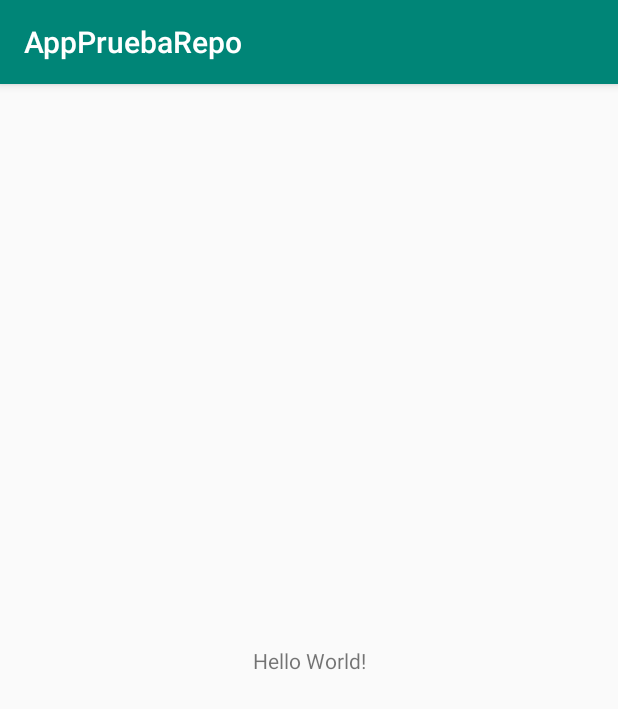
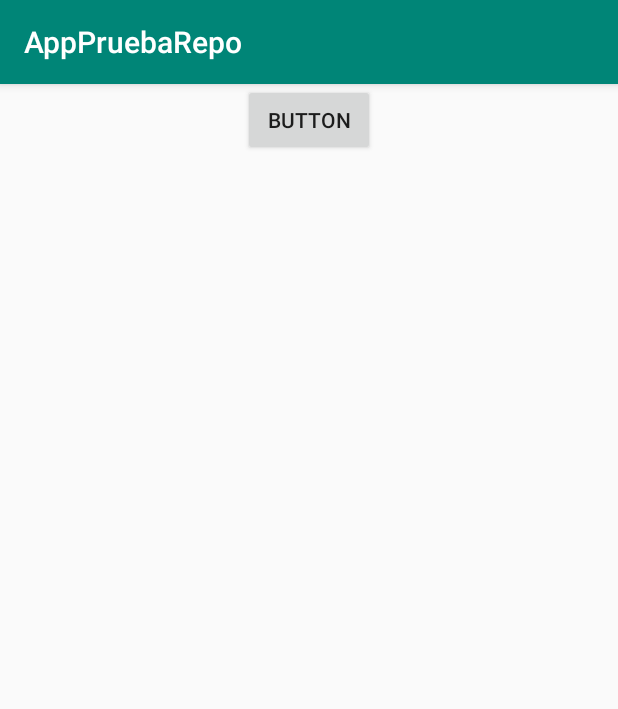
Before and after one commit to DavidArgote/PruebaRepo, an Android app: the screen it shows after launch (MainActivity), on a phone screen of 412 x 824 dp. Shown: the top 709 px of the screen. Run offline under Robolectric (Android 15) with nearby library versions, the phone set to English and light mode, and no system bars.

```diff
--- a/app/src/main/java/com/davidargote/apppruebarepo/controller/MainActivity.java
+++ b/app/src/main/java/com/davidargote/apppruebarepo/controller/MainActivity.java
@@ -3,14 +3,44 @@ package com.davidargote.apppruebarepo.controller;
 import androidx.appcompat.app.AppCompatActivity;
 
 import android.os.Bundle;
+import android.view.View;
+import android.widget.Button;
+import android.widget.Toast;
 
 import com.davidargote.apppruebarepo.R;
 
-public class MainActivity extends AppCompatActivity {
+public class MainActivity extends AppCompatActivity implements View.OnClickListener {
+
+    private Button btnDavid;
 
     @Override
     protected void onCreate(Bundle savedInstanceState) {
         super.onCreate(savedInstanceState);
         setContentView(R.layout.activity_main);
+
+        initViews();
+
+    }
+
+    private void initViews() {
+
+        btnDavid = findViewById(R.id.btnDavid);
+        btnDavid.setOnClickListener(this);
+
+    }
+
+
+    @Override
+    public void onClick(View v) {
+
+        switch (v.getId()){
+
+            case R.id.btnDavid:
+                Toast.makeText(this, "Boton David", Toast.LENGTH_SHORT).show();
+                break;
+
+        }
+
+
     }
 }
--- a/app/src/main/res/layout/activity_main.xml
+++ b/app/src/main/res/layout/activity_main.xml
@@ -6,13 +6,12 @@
     android:layout_height="match_parent"
     tools:context=".controller.MainActivity">
 
-    <TextView
+    <Button
+        android:id="@+id/btnDavid"
         android:layout_width="wrap_content"
         android:layout_height="wrap_content"
-        android:text="Hello World!"
-        app:layout_constraintBottom_toBottomOf="parent"
-        app:layout_constraintLeft_toLeftOf="parent"
-        app:layout_constraintRight_toRightOf="parent"
+        android:text="Button"
+        app:layout_constraintEnd_toEndOf="parent"
+        app:layout_constraintStart_toStartOf="parent"
         app:layout_constraintTop_toTopOf="parent" />
-
 </androidx.constraintlayout.widget.ConstraintLayout>
```
